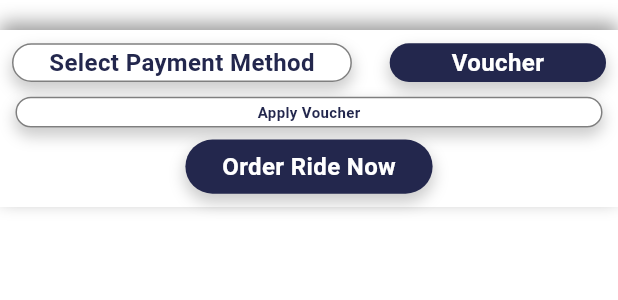
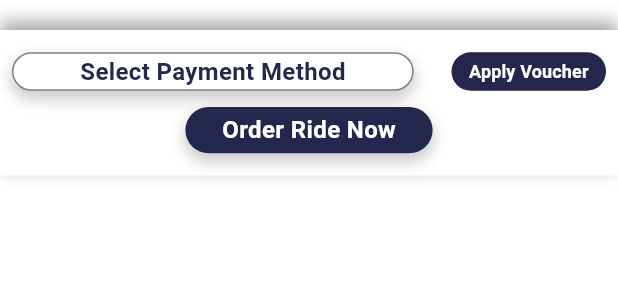
Before and after one commit to HengkyLaurencio/GoDec, a Flutter app: the CardContainerBot widget shown alone on an empty page, opened directly with empty values, on a phone screen of 412 x 824 dp. Shown: the top 300 px of the screen. Run offline on Flutter 3.47's test engine with Material 3 defaults, Android fonts, the phone set to English and light mode, and no system bars; our stand-ins replace bloc, cloud_firestore, equatable, firebase_auth, firebase_core, flutter_bloc and 6 more; missing offline and left inert: flutter_barcode_scanner; accounts and stored records are empty; network calls fail.

Commit message:
Fix Voucher Button

```diff
--- a/lib/features/order/presentation/widget/order_page/card_container_bot.dart
+++ b/lib/features/order/presentation/widget/order_page/card_container_bot.dart
@@ -1,9 +1,10 @@
 // ignore_for_file: library_private_types_in_public_api
 
 import 'package:flutter/material.dart';
+import 'package:go_router/go_router.dart';
 
 class CardContainerBot extends StatefulWidget {
-  final VoidCallback onOrderRide; // Tambahkan parameter untuk callback
+  final VoidCallback onOrderRide;
 
   const CardContainerBot({super.key, required this.onOrderRide});
 
@@ -54,7 +55,7 @@ class _CardContainerBotState extends State<CardContainerBot> {
     return Container(
       margin: const EdgeInsets.only(top: 20),
       width: screenWidth,
-      height: screenHeight + 15,
+      height: screenHeight - 6,
       decoration: BoxDecoration(
         color: Theme.of(context).colorScheme.surface,
         boxShadow: [
@@ -80,7 +81,7 @@ class _CardContainerBotState extends State<CardContainerBot> {
                     _showPaymentMethodSelection(context);
                   },
                   child: Container(
-                    width: screenWidth * 0.55,
+                    width: screenWidth * 0.65,
                     height: screenHeight * 0.25,
                     decoration: BoxDecoration(
                       color: Theme.of(context).colorScheme.surface,
@@ -111,25 +112,23 @@ class _CardContainerBotState extends State<CardContainerBot> {
                   ),
                 ),
                 Container(
-                  width: screenWidth * 0.35,
+                  width: screenWidth * 0.25,
                   height: screenHeight * 0.25,
-                  decoration: BoxDecoration(
-                    color: Theme.of(context).colorScheme.onSurface,
-                    borderRadius: BorderRadius.circular(20),
-                    boxShadow: [
-                      BoxShadow(
-                        color: Colors.black.withOpacity(0.2),
-                        spreadRadius: 1,
-                        blurRadius: 8,
-                        offset: const Offset(0, 5),
+                  child: TextButton(
+                    onPressed: () {
+                      context.push('/promo/list');
+                    },
+                    style: TextButton.styleFrom(
+                      backgroundColor: Theme.of(context).colorScheme.onSurface,
+                      shape: RoundedRectangleBorder(
+                        borderRadius: BorderRadius.circular(20),
                       ),
-                    ],
-                  ),
-                  child: const Center(
-                    child: Text(
-                      'Voucher',
+                      padding: const EdgeInsets.all(0),
+                    ),
+                    child: const Text(
+                      'Apply Voucher',
                       style: TextStyle(
-                        fontSize: 16,
+                        fontSize: 12,
                         fontWeight: FontWeight.bold,
                         color: Colors.white,
                       ),
@@ -138,49 +137,15 @@ class _CardContainerBotState extends State<CardContainerBot> {
                 ),
               ],
             ),
-            const SizedBox(height: 8),
             Center(
               child: Column(
                 children: [
-                  GestureDetector(
-                    onTap: () {},
-                    child: Container(
-                      width: screenWidth * 0.95,
-                      height: screenHeight * 0.2,
-                      decoration: BoxDecoration(
-                        color: Theme.of(context).colorScheme.surface,
-                        borderRadius: BorderRadius.circular(30),
-                        border: Border.all(
-                          color: Colors.black.withOpacity(0.5),
-                          width: 1,
-                        ),
-                        boxShadow: [
-                          BoxShadow(
-                            color: Colors.black.withOpacity(0.2),
-                            spreadRadius: 1,
-                            blurRadius: 8,
-                            offset: const Offset(0, 5),
-                          ),
-                        ],
-                      ),
-                      child: const Center(
-                        child: Text(
-                          'Apply Voucher',
-                          style: TextStyle(
-                            fontSize: 10,
-                            fontWeight: FontWeight.bold,
-                            color: Color(0xFF23274D),
-                          ),
-                        ),
-                      ),
-                    ),
-                  ),
-                  const SizedBox(height: 8),
+                  const SizedBox(height: 4),
                   InkWell(
-                    onTap: widget.onOrderRide, // Panggil callback saat diklik
+                    onTap: widget.onOrderRide,
                     child: Container(
                       width: screenWidth * 0.40,
-                      height: screenHeight * 0.35,
+                      height: screenHeight * 0.3,
                       decoration: BoxDecoration(
                         color: Theme.of(context).colorScheme.onSurface,
                         borderRadius: BorderRadius.circular(30),
```
Also changed, not shown: pubspec.lock.
